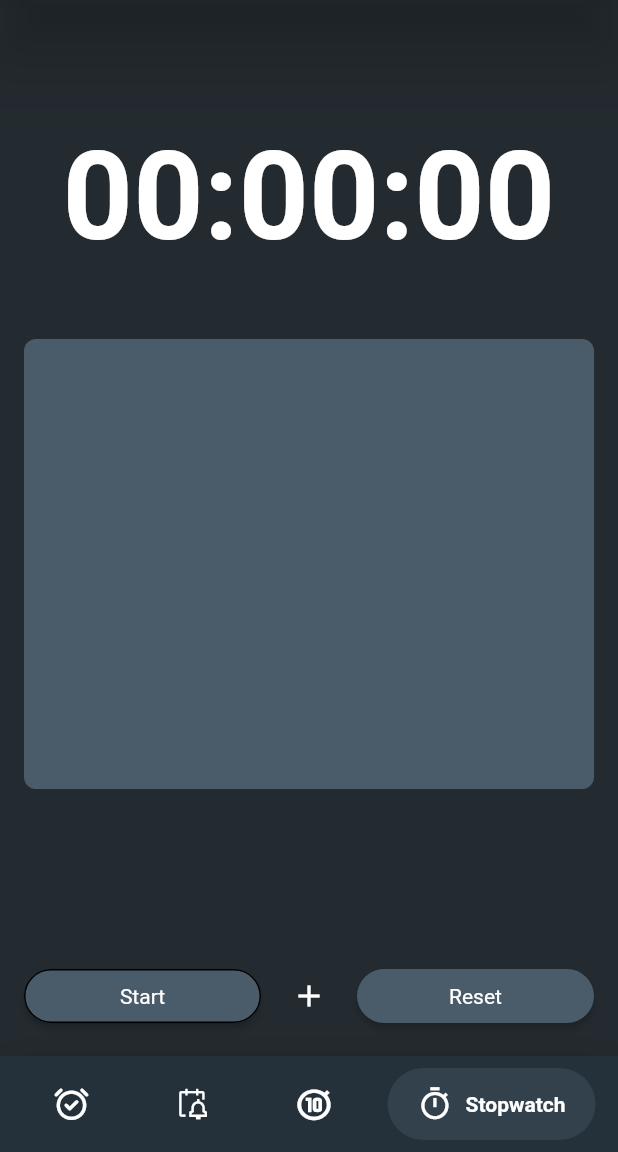
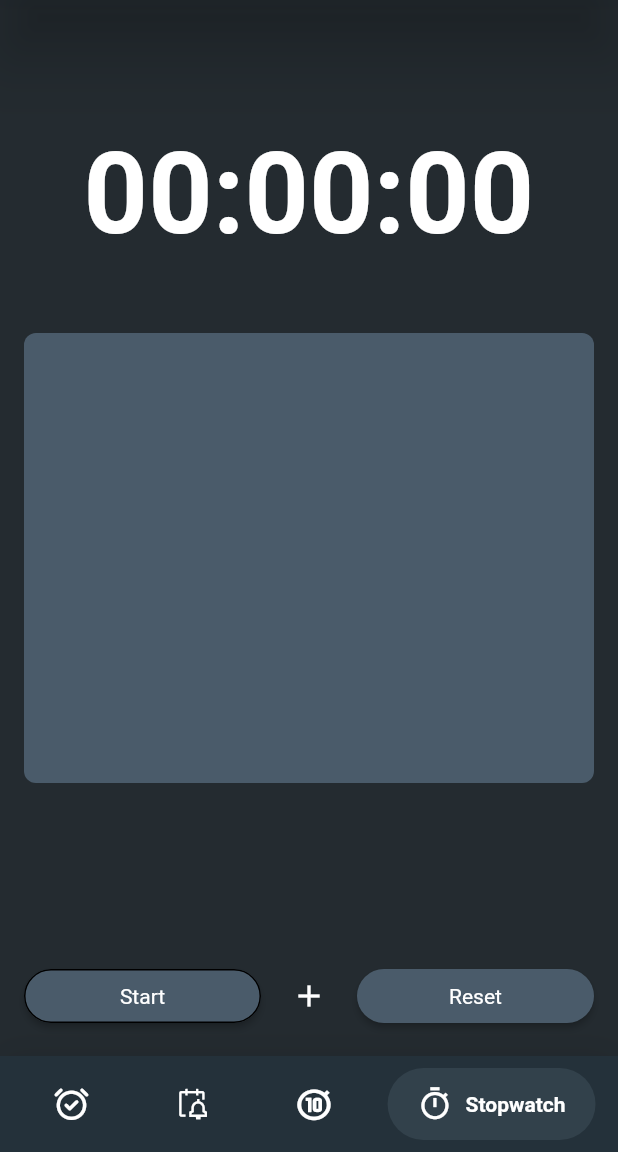
Before and after one commit to YeasirAR/smart_notify, a Flutter app: the screen it shows after launch, item 4 of the bottom bar chosen, after a tap on "Reset", on a phone screen of 412 x 824 dp, the part 84-1236 px from its top. Run offline on Flutter 3.47's test engine with Material 2 defaults, Android fonts, the phone set to English and light mode, and no system bars; drawn by our look-alikes of google_nav_bar; our stand-ins replace awesome_notifications, flutter_expandable_fab, flutter_switch, font_awesome_flutter, geolocator, hive and 4 more; missing offline and left inert: flutter_ringtone_player, geolocator_android, geolocator_apple, open_street_map_search_and_pick; accounts and stored records are empty.

Commit message:
all the features are now functional

```diff
--- a/lib/notiy/noficication.dart
+++ b/lib/notiy/noficication.dart
@@ -189,7 +189,7 @@ class NotificationController {
                 : NotificationCategory.Reminder,
             payload: {'notificationId': '1234567890'}),
         actionButtons: [
-          NotificationActionButton(key: 'REDIRECT', label: 'Redirect'),
+          NotificationActionButton(key: 'REDIRECT', label: 'Done'),
           NotificationActionButton(
               key: 'DISMISS',
               label: 'Dismiss',
--- a/lib/stopwatch/stopwatch.dart
+++ b/lib/stopwatch/stopwatch.dart
@@ -36,6 +36,7 @@ class _StopWatchState extends State<StopWatch> {
 
       started = false;
     });
+    laps = [];
   }
 
   void addLaps() {
@@ -91,7 +92,7 @@ class _StopWatchState extends State<StopWatch> {
                   "$digitHours:$digitMinutes:$digitSeconds",
                   style: TextStyle(
                     color: Colors.white,
-                    fontSize: 82.0,
+                    fontSize: 75.0,
                     fontWeight: FontWeight.w600,
                   ),
                 ),
```
